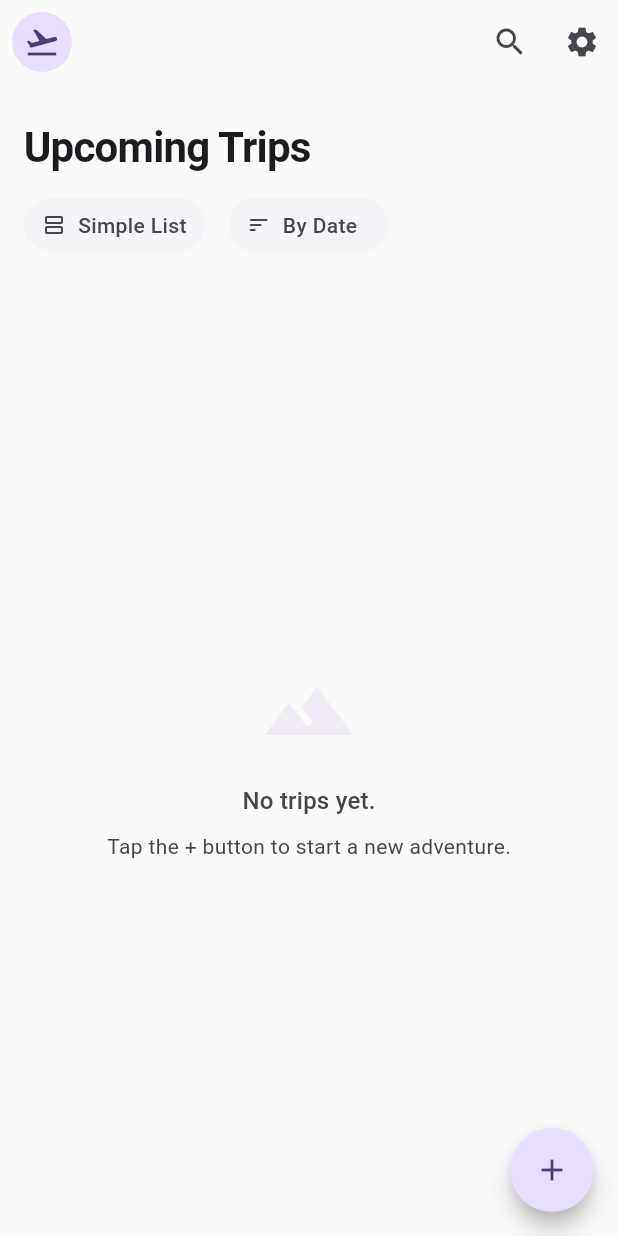
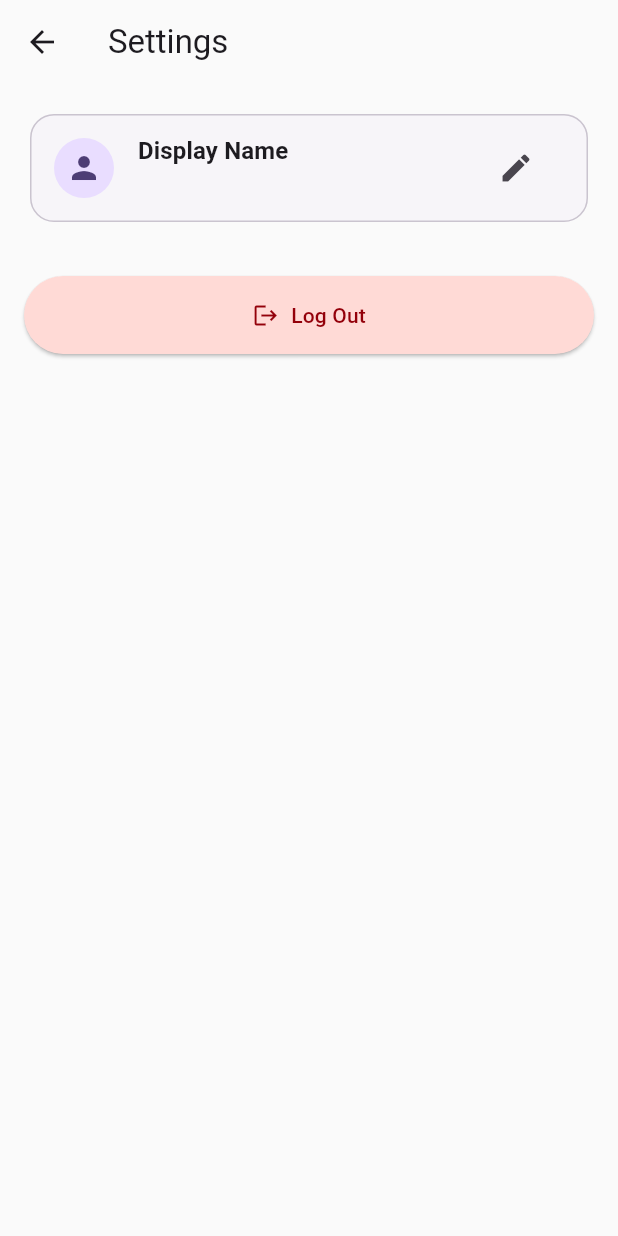
Before and after one commit to Rafee-M/TripCentral, a Flutter app: the HomeScreen screen opened directly, after a tap on the "settings" icon, on a phone screen of 412 x 824 dp. Run offline on Flutter 3.47's test engine with Material 3 defaults, Android fonts, the phone set to English and light mode, and no system bars; our stand-ins replace flutter_dotenv, google_maps_flutter, supabase_flutter; missing offline and left inert: google_places_sdk_plus; accounts and stored records are empty.

Commit message:
feat: basic settings screen with display name and logout button

```diff
--- a/lib/features/home/ui/home_screen.dart
+++ b/lib/features/home/ui/home_screen.dart
@@ -2,6 +2,7 @@ import 'package:flutter/material.dart';
 import 'package:trip_central/shared/models/trip_list.dart';
 import 'package:trip_central/features/trips/services/trip_service.dart';
 import 'package:trip_central/features/trips/ui/trip_list_detail_screen.dart';
+import 'package:trip_central/features/settings/ui/settings_screen.dart';
 import 'package:trip_central/features/trips/ui/trip_discovery_screen.dart';
 import 'package:intl/intl.dart';
 
@@ -134,7 +135,7 @@ class _HomeScreenState extends State<HomeScreen> {
             onPressed: () {
               Navigator.push(
                 context,
-                MaterialPageRoute(builder: (_) => const TripDiscoveryScreen()),
+                MaterialPageRoute(builder: (_) => TripDiscoveryScreen()),
               );
             },
             tooltip: 'Search',
@@ -142,7 +143,11 @@ class _HomeScreenState extends State<HomeScreen> {
           IconButton(
             icon: const Icon(Icons.settings),
             onPressed: () {
-              /* TODO: Implement Settings */
+              // Opening Settings screen
+              Navigator.push(
+                context,
+                MaterialPageRoute(builder: (_) => const SettingsScreen()),
+              );
             },
             tooltip: 'Settings',
           ),
--- /dev/null
+++ b/lib/features/settings/services/settings_service.dart
@@ -0,0 +1,64 @@
+import 'package:supabase_flutter/supabase_flutter.dart';
+
+/// Facade Pattern: Simple wrapper around complex Supabase auth & profile operations.
+/// Singleton Pattern: Only one instance required across the app to manage settings.
+class SettingsService {
+  static final SettingsService _instance = SettingsService._internal();
+
+  factory SettingsService() {
+    return _instance;
+  }
+
+  SettingsService._internal();
+
+  final _supabase = Supabase.instance.client;
+
+  /// Fetches the current user's profile data from public.profiles
+  Future<Map<String, dynamic>> getCurrentProfile() async {
+    try {
+      final userId = _supabase.auth.currentUser?.id;
+      if (userId == null) throw Exception('User not authenticated');
+
+      final response = await _supabase
+          .from('profiles')
+          .select()
+          .eq('id', userId)
+          .single();
+
+      return response;
+    } catch (e) {
+      rethrow;
+    }
+  }
+
+  /// Updates the user's display name after verifying their password
+  Future<void> updateDisplayName({required String newName, required String currentPassword}) async {
+    try {
+      final user = _supabase.auth.currentUser;
+      if (user == null || user.email == null) {
+        throw Exception('User not authenticated or missing email');
+      }
+
+      // 1. Verify password by re-authenticating
+      await _supabase.auth.signInWithPassword(
+        email: user.email!,
+        password: currentPassword,
+      );
+
+      // 2. Update the display name in public.profiles.
+      // RLS policy "User updates own profile" ensures this is secure.
+      await _supabase
+          .from('profiles')
+          .update({'display_name': newName.trim()})
+          .eq('id', user.id);
+
+    } catch (e) {
+      rethrow;
+    }
+  }
+
+  /// Logs out the user
+  Future<void> signOut() async {
+    await _supabase.auth.signOut();
+  }
+}
--- /dev/null
+++ b/lib/features/settings/ui/settings_screen.dart
@@ -0,0 +1,211 @@
+import 'package:flutter/material.dart';
+import 'package:trip_central/features/settings/services/settings_service.dart';
+import 'package:trip_central/features/auth/ui/auth_screen.dart';
+
+class SettingsScreen extends StatefulWidget {
+  const SettingsScreen({super.key});
+
+  @override
+  State<SettingsScreen> createState() => _SettingsScreenState();
+}
+
+class _SettingsScreenState extends State<SettingsScreen> {
+  final SettingsService _settingsService = SettingsService();
+
+  Map<String, dynamic>? _profile;
+  bool _isLoading = true;
+  bool _isSaving = false;
+
+  // State for the inline form
+  final _formKey = GlobalKey<FormState>();
+  final _nameController = TextEditingController();
+  final _passwordController = TextEditingController();
+  bool _isEditingName = false;
+
+  @override
+  void initState() {
+    super.initState();
+    _fetchProfile();
+  }
+
+  @override
+  void dispose() {
+    _nameController.dispose();
+    _passwordController.dispose();
+    super.dispose();
+  }
+
+  Future<void> _fetchProfile() async {
+    setState(() => _isLoading = true);
+    try {
+      final profile = await _settingsService.getCurrentProfile();
+      setState(() {
+        _profile = profile;
+        _nameController.text = profile['display_name'] ?? '';
+      });
+    } catch (e) {
+      if (mounted) ScaffoldMessenger.of(context).showSnackBar(SnackBar(content: Text('Failed to load profile: $e')));
+    } finally {
+      if (mounted) setState(() => _isLoading = false);
+    }
+  }
+
+  Future<void> _saveDisplayName() async {
+    if (!_formKey.currentState!.validate()) return;
+
+    setState(() => _isSaving = true);
+    try {
+      await _settingsService.updateDisplayName(
+        newName: _nameController.text,
+        currentPassword: _passwordController.text,
+      );
+
+      if (mounted) {
+        ScaffoldMessenger.of(context).showSnackBar(const SnackBar(content: Text('Display name updated successfully!')));
+        setState(() {
+          _isEditingName = false;
+          _passwordController.clear();
+        });
+        _fetchProfile(); // Refresh to show new data natively
+      }
+    } catch (e) {
+      if (mounted) ScaffoldMessenger.of(context).showSnackBar(SnackBar(content: Text('Error updating profile: $e')));
+    } finally {
+      if (mounted) setState(() => _isSaving = false);
+    }
+  }
+
+  Future<void> _logout() async {
+    try {
+      await _settingsService.signOut();
+      if (mounted) {
+        Navigator.of(context).pushAndRemoveUntil(
+          MaterialPageRoute(builder: (_) => const AuthScreen()),
+          (route) => false,
+        );
+      }
+    } catch (e) {
+      if (mounted) ScaffoldMessenger.of(context).showSnackBar(SnackBar(content: Text('Failed to log out: $e')));
+    }
+  }
+
+  @override
+  Widget build(BuildContext context) {
+    final theme = Theme.of(context);
+
+    return Scaffold(
+      backgroundColor: theme.colorScheme.surface,
+      appBar: AppBar(
+        title: const Text('Settings'),
+      ),
+      body: _isLoading
+          ? const Center(child: CircularProgressIndicator())
+          : ListView(
+              padding: const EdgeInsets.all(16.0),
+              children: [
+                _buildProfileSection(theme),
+                const SizedBox(height: 32),
+                ElevatedButton.icon(
+                  style: ElevatedButton.styleFrom(
+                    foregroundColor: theme.colorScheme.onErrorContainer,
+                    backgroundColor: theme.colorScheme.errorContainer,
+                    padding: const EdgeInsets.symmetric(vertical: 16),
+                  ),
+                  onPressed: _logout,
+                  icon: const Icon(Icons.logout),
+                  label: const Text('Log Out'),
+                ),
+              ],
+            ),
+    );
+  }
+
+  Widget _buildProfileSection(ThemeData theme) {
+    return Card(
+      elevation: 0,
+      color: theme.colorScheme.surfaceContainerHighest.withValues(alpha: 0.3),
+      shape: RoundedRectangleBorder(
+        borderRadius: BorderRadius.circular(16),
+        side: BorderSide(color: theme.colorScheme.outlineVariant),
+      ),
+      child: Column(
+        children: [
+          ListTile(
+            leading: const CircleAvatar(child: Icon(Icons.person)),
+            title: const Text('Display Name', style: TextStyle(fontWeight: FontWeight.bold)),
+            subtitle: Text(_profile?['display_name'] ?? 'Not set'),
+            trailing: IconButton(
+              icon: Icon(_isEditingName ? Icons.close : Icons.edit),
+              onPressed: () {
+                setState(() {
+                  _isEditingName = !_isEditingName;
+                  if (!_isEditingName) {
+                    _passwordController.clear();
+                    _nameController.text = _profile?['display_name'] ?? '';
+                  }
+                });
+              },
+            ),
+          ),
+          AnimatedCrossFade(
+            duration: const Duration(milliseconds: 300),
+            crossFadeState: _isEditingName ? CrossFadeState.showSecond : CrossFadeState.showFirst,
+            firstChild: const SizedBox(width: double.infinity, height: 0),
+            secondChild: Padding(
+              padding: const EdgeInsets.only(left: 16.0, right: 16.0, bottom: 16.0),
+              child: Form(
+                key: _formKey,
+                child: Column(
+                  children: [
+                    const Divider(),
+                    const SizedBox(height: 8),
+                    TextFormField(
+                      controller: _nameController,
+                      decoration: const InputDecoration(
+                        labelText: 'New Display Name',
+                        border: OutlineInputBorder(),
+                        isDense: true,
+                      ),
+                      validator: (value) {
+                        if (value == null || value.trim().isEmpty) {
+                          return 'Please enter a display name';
+                        }
+                        return null;
+                      },
+                    ),
+                    const SizedBox(height: 12),
+                    TextFormField(
+                      controller: _passwordController,
+                      obscureText: true,
+                      decoration: const InputDecoration(
+                        labelText: 'Current Password to Verify',
+                        border: OutlineInputBorder(),
+                        isDense: true,
+                      ),
+                      validator: (value) {
+                        if (value == null || value.isEmpty) {
+                          return 'Password is required to confirm changes';
+                        }
+                        return null;
+                      },
+                    ),
+                    const SizedBox(height: 16),
+                    SizedBox(
+                      width: double.infinity,
+                      child: FilledButton(
+                        onPressed: _isSaving ? null : _saveDisplayName,
+                        child: _isSaving
+                            ? const SizedBox(height: 20, width: 20, child: CircularProgressIndicator(strokeWidth: 2))
+                            : const Text('Save Changes'),
+                      ),
+                    ),
+                  ],
+                ),
+              ),
+            ),
+          ),
+        ],
+      ),
+    );
+  }
+}
```
